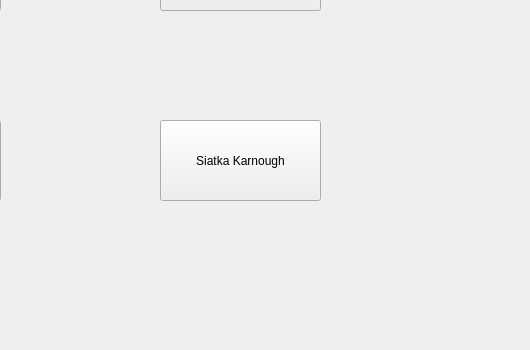
This is UI/Menu.ui in lukaszbladziak5/ICalcThis as Qt 5 draws it before an edit; both pictures show x 670 to 1200 and y 450 to 800 of the 1200 by 800 pixel window. The edited form follows.
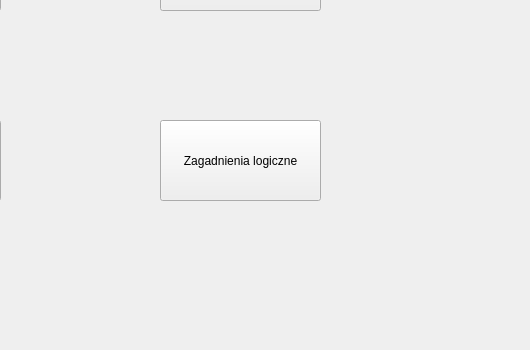
This is the edited form.

Commit message: Finally, done (simple correction).

```diff
--- a/UI/Menu.ui
+++ b/UI/Menu.ui
@@ -183,7 +183,7 @@
      </rect>
     </property>
     <property name="text">
-     <string>Siatka Karnough</string>
+     <string>Zagadnienia logiczne</string>
     </property>
    </widget>
    <widget class="QPushButton" name="profil_menu">
```
